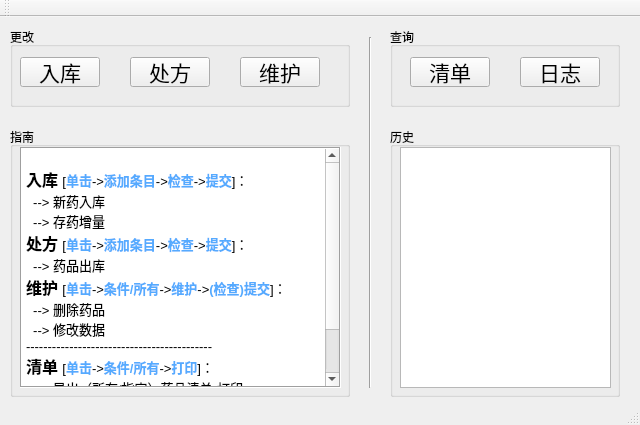
Old version of the form panel.ui in the repository yirami/LMMS-out-of-date.
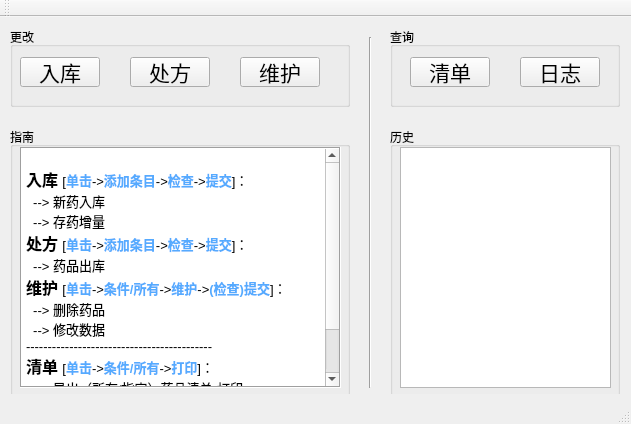
New version of the form.

```diff
--- a/panel.ui
+++ b/panel.ui
@@ -6,8 +6,8 @@
    <rect>
     <x>0</x>
     <y>0</y>
-    <width>640</width>
-    <height>425</height>
+    <width>631</width>
+    <height>424</height>
    </rect>
   </property>
   <property name="windowTitle">
@@ -232,7 +232,14 @@
     <bool>false</bool>
    </attribute>
   </widget>
-  <widget class="QStatusBar" name="statusBar"/>
+  <widget class="QStatusBar" name="statusBar">
+   <property name="minimumSize">
+    <size>
+     <width>0</width>
+     <height>30</height>
+    </size>
+   </property>
+  </widget>
  </widget>
  <layoutdefault spacing="6" margin="11"/>
  <resources/>
```
